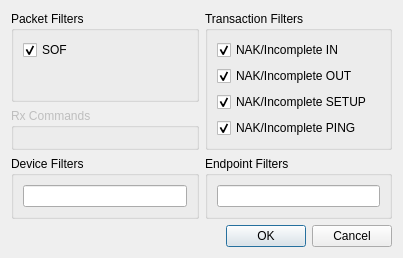
Before: the Qt Designer form ui/filterwindow.ui in lambdaconcept/usb2sniffer-qt, drawn with Qt 5.
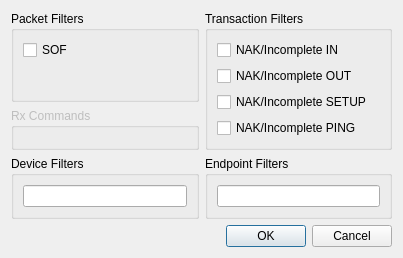
After: the same form once the commit is applied.

Commit message:
Hide NAK packets by default
This speeds up the interface when capturing

```diff
--- a/ui/filterwindow.ui
+++ b/ui/filterwindow.ui
@@ -51,7 +51,7 @@
          <string>NAK/Incomplete IN</string>
         </property>
         <property name="checked">
-         <bool>true</bool>
+         <bool>false</bool>
         </property>
        </widget>
       </item>
@@ -61,7 +61,7 @@
          <string>NAK/Incomplete OUT</string>
         </property>
         <property name="checked">
-         <bool>true</bool>
+         <bool>false</bool>
         </property>
        </widget>
       </item>
@@ -71,7 +71,7 @@
          <string>NAK/Incomplete SETUP</string>
         </property>
         <property name="checked">
-         <bool>true</bool>
+         <bool>false</bool>
         </property>
        </widget>
       </item>
@@ -81,7 +81,7 @@
          <string>NAK/Incomplete PING</string>
         </property>
         <property name="checked">
-         <bool>true</bool>
+         <bool>false</bool>
         </property>
        </widget>
       </item>
@@ -113,7 +113,7 @@
          <string>SOF</string>
         </property>
         <property name="checked">
-         <bool>true</bool>
+         <bool>false</bool>
         </property>
        </widget>
       </item>
```
The commit also changes 1 other file.
